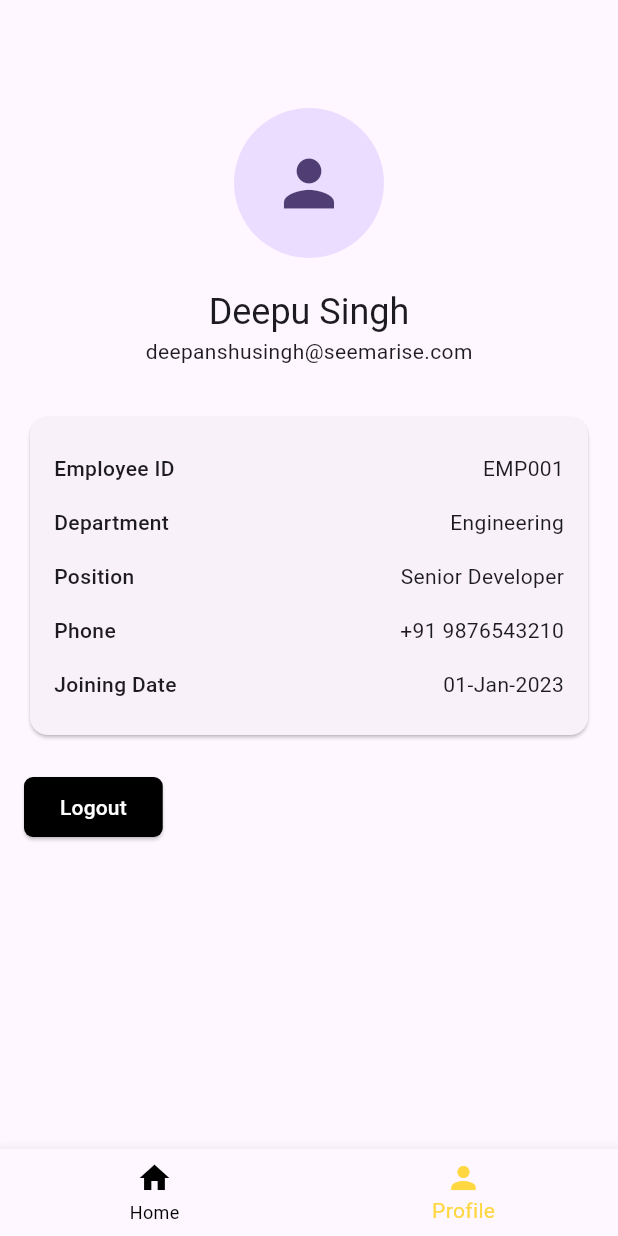
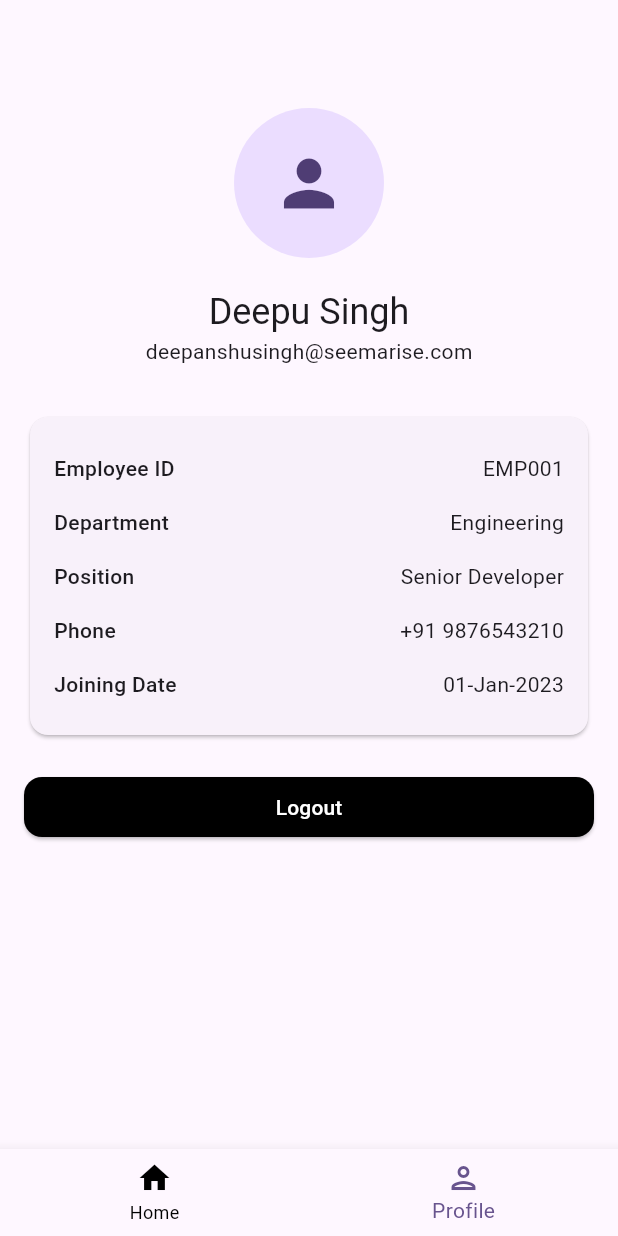
Before and after one commit to thedeepurajput/school_erp, a Flutter app: the Navigation screen opened directly, item 2 of the bottom bar chosen, after a tap on "Logout", on a phone screen of 412 x 824 dp. Run offline on Flutter 3.47's test engine with Material 3 defaults, Android fonts, the light colour scheme and no system bars.

Commit message:
Added menu feature

```diff
--- a/lib/pages/home_page.dart
+++ b/lib/pages/home_page.dart
@@ -1,24 +1,48 @@
+import 'dart:convert';
 import 'package:flutter/material.dart';
+import 'package:flutter/services.dart';
+import 'package:school_erp/services/menu.dart';
 
-class HomePage extends StatelessWidget {
+class HomePage extends StatefulWidget {
   const HomePage({super.key});
+
+  @override
+  State<HomePage> createState() => _HomePageState();
+}
+
+class _HomePageState extends State<HomePage> {
+  List<dynamic> students = [];
+  List<dynamic> teachers = [];
+
+  @override
+  void initState() {
+    super.initState();
+    loadUserData();
+  }
+
+  Future<void> loadUserData() async {
+    final jsonData = await rootBundle.loadString('assets/data/users.json');
+    final data = json.decode(jsonData);
+
+    setState(() {
+      students = data['students'];
+      teachers = data['teachers'];
+    });
+  }
 
   @override
   Widget build(BuildContext context) {
     return Scaffold(
       appBar: AppBar(
         backgroundColor: Colors.blueGrey,
-          title: const Text('ERP', style: TextStyle(),),
+        title: const Text('ERP Dashboard'),
+      ), drawer: Menu(),
+      body: SingleChildScrollView(
+        child: Padding(
+          padding: const EdgeInsets.all(19),
+          child: Text("Welcome user", style: TextStyle(fontSize: 24),),
+        )
       ),
-      drawer: Drawer(),
-      body: SingleChildScrollView(
-        child: Column(
-            mainAxisAlignment: MainAxisAlignment.center,
-            children: [
-              Text("Welcome Deepu", style: TextStyle(fontSize: 24),)
-            ],
-          ),
-        ),
     );
   }
 }
--- a/lib/pages/navigation.dart
+++ b/lib/pages/navigation.dart
@@ -34,11 +34,10 @@ class _NavigationState extends State<Navigation> {
         bottomNavigationBar: BottomNavigationBar(
           currentIndex: _selectedIndex,
           onTap: _onItemTapped,
-          selectedItemColor: Colors.amberAccent,
           unselectedItemColor: Colors.black,
           items: const [
-            BottomNavigationBarItem(icon: Icon(Icons.home), label: 'Home'),
-            BottomNavigationBarItem(icon: Icon(Icons.person), label: 'Profile'),
+            BottomNavigationBarItem(icon: Icon(Icons.home), activeIcon: Icon(Icons.home_outlined), label: 'Home'),
+            BottomNavigationBarItem(icon: Icon(Icons.person), activeIcon: Icon(Icons.person_outlined), label: 'Profile'),
           ],
         ),
       ),
--- a/lib/pages/profile_page.dart
+++ b/lib/pages/profile_page.dart
@@ -47,21 +47,21 @@ class ProfilePage extends StatelessWidget {
               // Buttons
                      Row(
                        children: [
-                    ElevatedButton(
+                         Expanded(
+                           child: ElevatedButton(
                             onPressed: () {
-                        // Navigator.pushReplacement(context, MaterialPageRoute(builder: (context)=> TeacherAuth()));
                             }, style: ElevatedButton.styleFrom(
                               backgroundColor: Colors.black,
                               foregroundColor: Colors.white,
                               shape: RoundedRectangleBorder(
-                            borderRadius: BorderRadius.circular(6)
-
+                                  borderRadius: BorderRadius.circular(12)
                               )
                                                ),
                             child: Text('Logout'),
                                                ),
+                         ),
                        ],
-              )
+                     ),
             ],
           ),
         ),
--- /dev/null
+++ b/lib/services/menu.dart
@@ -0,0 +1,45 @@
+import 'package:flutter/material.dart';
+import 'package:school_erp/pages/navigation.dart';
+import 'package:school_erp/pages/profile_page.dart';
+
+class Menu extends StatelessWidget {
+  const Menu({super.key, });
+
+  @override
+  Widget build(BuildContext context) {
+    return Drawer(
+      child: ListView(
+       padding: EdgeInsets.zero,
+        children: [
+            DrawerHeader(
+                decoration: BoxDecoration(image: DecorationImage(image: AssetImage('assets/image/logo.jpg'), fit: BoxFit.cover)),
+                child: Center(
+                  child: Text(
+                      "E.R.P", style: TextStyle(
+                      color: Colors.white, fontSize: 32)
+                  ),
+                ),
+            ),
+               ListTile(
+               leading: Icon(Icons.home),
+               title: Text("Home"),
+               onTap: (){
+
+               },
+          ),
+          ListTile(
+            leading: Icon(Icons.calendar_month),
+            title: Text("Class Schedule"),
+            onTap: (){},
+          ),
+          ListTile(
+            leading: Text("👩‍🏫", style: TextStyle(fontSize: 20),),
+            title: Text("Class Teacher"),
+            onTap: (){
+            },
+          ),
+        ],
+      ),
+    );
+  }
+}
```
Also changed, not shown: lib/auth/student_auth.dart (+56 -21 lines), lib/auth/teacher_auth.dart (+43 -16 lines), pubspec.yaml (+4 -68 lines). Lines whose indentation alone changed are shown as unchanged.
